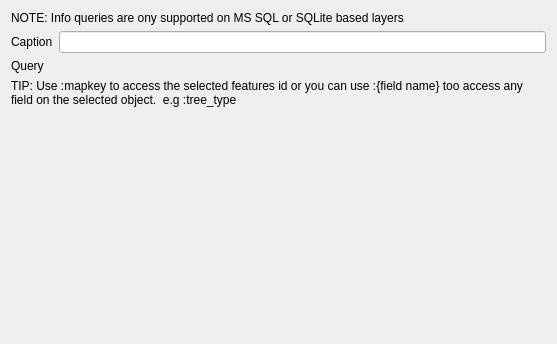
Old version of the form src/configmanager/ui/nodewidgets/ui_infonode.ui in the repository roam-qgis/Roam.
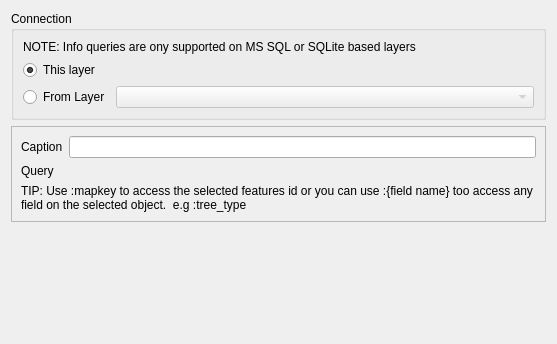
New version of the form. Custom widgets are drawn as their Qt base class.

Commit message: Add connection selection to info node

Diff of the .ui file:
```diff
--- a/src/configmanager/ui/nodewidgets/ui_infonode.ui
+++ b/src/configmanager/ui/nodewidgets/ui_infonode.ui
@@ -19,34 +19,103 @@
   <property name="windowTitle">
    <string>Form</string>
   </property>
-  <layout class="QFormLayout" name="formLayout">
-   <property name="sizeConstraint">
-    <enum>QLayout::SetMaximumSize</enum>
-   </property>
-   <property name="fieldGrowthPolicy">
-    <enum>QFormLayout::ExpandingFieldsGrow</enum>
-   </property>
+  <layout class="QGridLayout" name="gridLayout">
+   <item row="5" column="0">
+    <spacer name="verticalSpacer">
+     <property name="orientation">
+      <enum>Qt::Vertical</enum>
+     </property>
+     <property name="sizeHint" stdset="0">
+      <size>
+       <width>20</width>
+       <height>40</height>
+      </size>
+     </property>
+    </spacer>
+   </item>
    <item row="1" column="0">
+    <widget class="QGroupBox" name="groupBox">
+     <property name="title">
+      <string>Connection</string>
+     </property>
+     <layout class="QVBoxLayout" name="verticalLayout">
+      <item>
+       <widget class="QLabel" name="message_label">
+        <property name="text">
+         <string>NOTE: Info queries are ony supported on MS SQL or SQLite based layers</string>
+        </property>
+        <property name="wordWrap">
+         <bool>true</bool>
+        </property>
+       </widget>
+      </item>
+      <item>
+       <widget class="QRadioButton" name="thislayer_radio">
+        <property name="text">
+         <string>This layer</string>
+        </property>
+        <property name="checked">
+         <bool>true</bool>
+        </property>
+       </widget>
+      </item>
+      <item>
+       <layout class="QHBoxLayout" name="horizontalLayout">
+        <item>
+         <widget class="QRadioButton" name="fromlayer_radio">
+          <property name="sizePolicy">
+           <sizepolicy hsizetype="Maximum" vsizetype="Fixed">
+            <horstretch>0</horstretch>
+            <verstretch>0</verstretch>
+           </sizepolicy>
+          </property>
+          <property name="text">
+           <string>From Layer</string>
+          </property>
+         </widget>
+        </item>
+        <item>
+         <widget class="QgsMapLayerComboBox" name="connectionCombo">
+          <property name="enabled">
+           <bool>false</bool>
+          </property>
+         </widget>
+        </item>
+       </layout>
+      </item>
+     </layout>
+    </widget>
+   </item>
+   <item row="2" column="0">
+    <widget class="QFrame" name="queryframe">
+     <property name="frameShape">
+      <enum>QFrame::StyledPanel</enum>
+     </property>
+     <property name="frameShadow">
+      <enum>QFrame::Raised</enum>
+     </property>
+     <layout class="QFormLayout" name="formLayout">
+      <item row="0" column="0">
     <widget class="QLabel" name="label">
      <property name="text">
       <string>Caption</string>
      </property>
     </widget>
    </item>
-   <item row="1" column="1">
+      <item row="0" column="1">
     <widget class="QLineEdit" name="caption_edit"/>
    </item>
-   <item row="3" column="0">
+      <item row="2" column="0">
     <widget class="QLabel" name="label_2">
      <property name="text">
       <string>Query</string>
      </property>
     </widget>
    </item>
-   <item row="3" column="1">
+      <item row="2" column="1">
     <widget class="QsciScintilla" name="Editor" native="true"/>
    </item>
-   <item row="4" column="0" colspan="2">
+      <item row="3" column="0" colspan="2">
     <widget class="QLabel" name="label_3">
      <property name="text">
       <string>TIP: Use :mapkey to access the selected features id or you can use :{field name} too access any field on the selected object.  e.g :tree_type</string>
@@ -56,14 +125,7 @@
      </property>
     </widget>
    </item>
-   <item row="0" column="0" colspan="2">
-    <widget class="QLabel" name="message_label">
-     <property name="text">
-      <string>NOTE: Info queries are ony supported on MS SQL or SQLite based layers</string>
-     </property>
-     <property name="wordWrap">
-      <bool>true</bool>
-     </property>
+     </layout>
     </widget>
    </item>
   </layout>
@@ -75,6 +137,11 @@
    <header>PyQt4.Qsci</header>
    <container>1</container>
   </customwidget>
+  <customwidget>
+   <class>QgsMapLayerComboBox</class>
+   <extends>QComboBox</extends>
+   <header>qgis.gui</header>
+  </customwidget>
  </customwidgets>
  <resources/>
  <connections/>
```
Left out of the diff: 19 changed lines with no effect on the pictures. Lines whose indentation alone changed are shown as unchanged. The commit also changes 1 other file.
